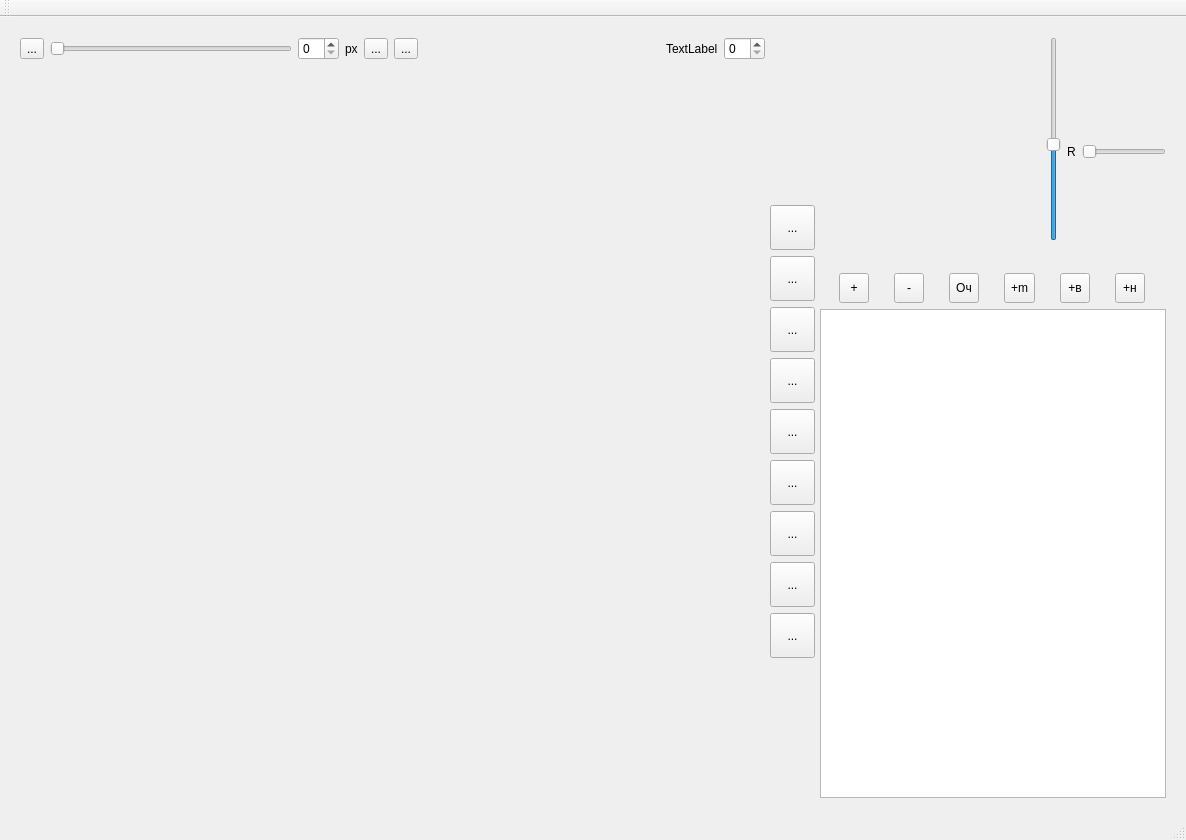
Qt form MegaPainter3000/MegaPainter3000/mainwindow.ui (AlexRevolsdrib/MegaPainter3000) before a commit.
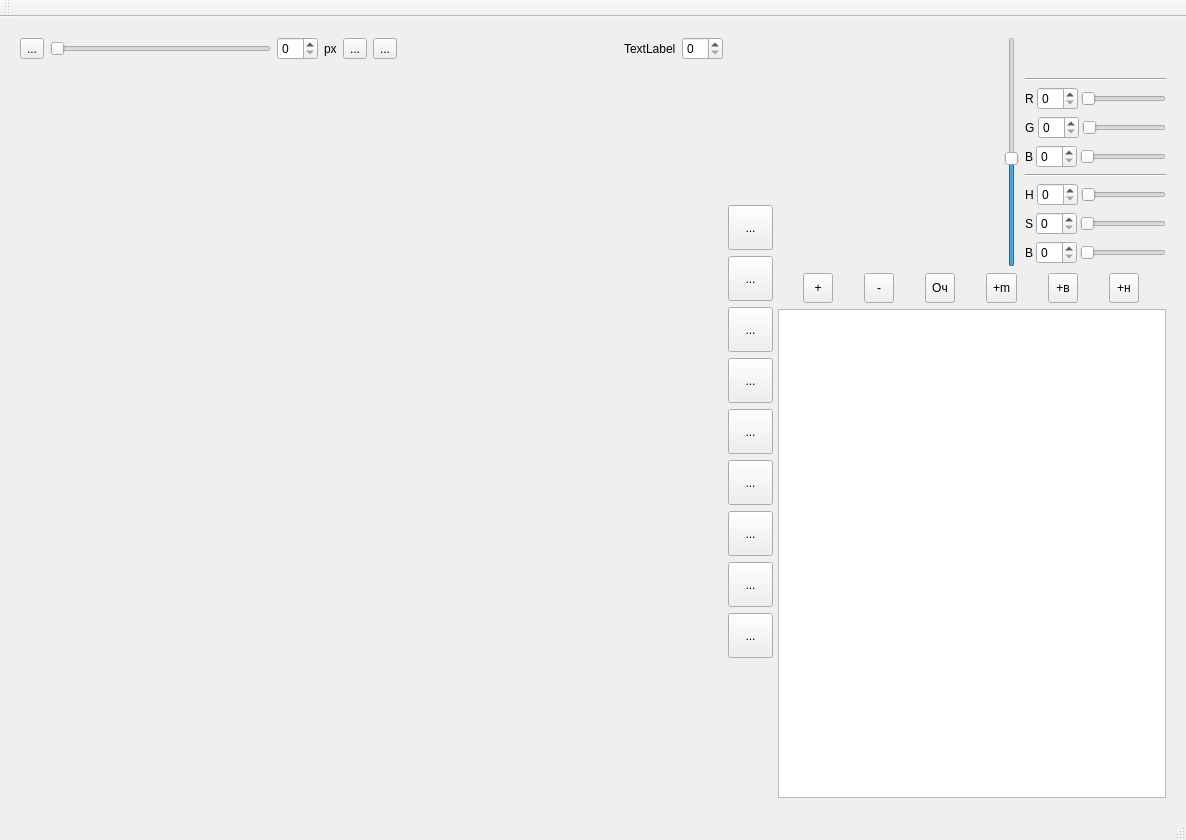
The same form after that commit. Custom widgets are drawn as their Qt base class.

Commit message:
css slider and tollbutton
css slider and tollbutton

The edit to the form file:
```diff
--- a/MegaPainter3000/MegaPainter3000/mainwindow.ui
+++ b/MegaPainter3000/MegaPainter3000/mainwindow.ui
@@ -372,6 +372,10 @@
                 </property>
                </widget>
               </item>
+             </layout>
+            </item>
+            <item>
+             <layout class="QVBoxLayout" name="verticalLayout_10">
               <item>
                <widget class="ColorOne" name="widColor" native="true">
                 <property name="sizePolicy">
@@ -383,24 +387,57 @@
                 <property name="minimumSize">
                  <size>
                   <width>0</width>
-                  <height>20</height>
+                  <height>35</height>
                  </size>
                 </property>
                </widget>
               </item>
-             </layout>
-            </item>
-            <item>
-             <layout class="QVBoxLayout" name="verticalLayout_10">
+              <item>
+               <widget class="Line" name="line_2">
+                <property name="orientation">
+                 <enum>Qt::Horizontal</enum>
+                </property>
+               </widget>
+              </item>
+              <item>
+               <layout class="QHBoxLayout" name="horizontalLayout_3">
+                <property name="spacing">
+                 <number>3</number>
+                </property>
+                <item>
+                 <widget class="QLabel" name="label_5">
+                  <property name="text">
+                   <string>R</string>
+                  </property>
+                 </widget>
+                </item>
+                <item>
+                 <widget class="QSpinBox" name="spinBox_3"/>
+                </item>
+                <item>
+                 <widget class="QSlider" name="horizontalSlider_4">
+                  <property name="orientation">
+                   <enum>Qt::Horizontal</enum>
+                  </property>
+                 </widget>
+                </item>
+               </layout>
+              </item>
               <item>
                <layout class="QHBoxLayout" name="horizontalLayout_9">
+                <property name="spacing">
+                 <number>3</number>
+                </property>
                 <item>
                  <widget class="QLabel" name="label_3">
                   <property name="text">
-                   <string>R</string>
+                   <string>G</string>
                   </property>
                  </widget>
                 </item>
+                <item>
+                 <widget class="QSpinBox" name="spinBox_4"/>
+                </item>
                 <item>
                  <widget class="QSlider" name="horizontalSlider_2">
                   <property name="orientation">
@@ -410,6 +447,109 @@
                 </item>
                </layout>
               </item>
+              <item>
+               <layout class="QHBoxLayout" name="horizontalLayout_2">
+                <property name="spacing">
+                 <number>3</number>
+                </property>
+                <item>
+                 <widget class="QLabel" name="label_4">
+                  <property name="text">
+                   <string>B</string>
+                  </property>
+                 </widget>
+                </item>
+                <item>
+                 <widget class="QSpinBox" name="spinBox_5"/>
+                </item>
+                <item>
+                 <widget class="QSlider" name="horizontalSlider_3">
+                  <property name="orientation">
+                   <enum>Qt::Horizontal</enum>
+                  </property>
+                 </widget>
+                </item>
+               </layout>
+              </item>
+              <item>
+               <widget class="Line" name="line_3">
+                <property name="orientation">
+                 <enum>Qt::Horizontal</enum>
+                </property>
+               </widget>
+              </item>
+              <item>
+               <layout class="QHBoxLayout" name="horizontalLayout_10">
+                <property name="spacing">
+                 <number>3</number>
+                </property>
+                <item>
+                 <widget class="QLabel" name="label_6">
+                  <property name="text">
+                   <string>H</string>
+                  </property>
+                 </widget>
+                </item>
+                <item>
+                 <widget class="QSpinBox" name="spinBox_6"/>
+                </item>
+                <item>
+                 <widget class="QSlider" name="horizontalSlider_5">
+                  <property name="orientation">
+                   <enum>Qt::Horizontal</enum>
+                  </property>
+                 </widget>
+                </item>
+               </layout>
+              </item>
+              <item>
+               <layout class="QHBoxLayout" name="horizontalLayout_6">
+                <property name="spacing">
+                 <number>3</number>
+                </property>
+                <item>
+                 <widget class="QLabel" name="label_7">
+                  <property name="text">
+                   <string>S</string>
+                  </property>
+                 </widget>
+                </item>
+                <item>
+                 <widget class="QSpinBox" name="spinBox_7"/>
+                </item>
+                <item>
+                 <widget class="QSlider" name="horizontalSlider_6">
+                  <property name="orientation">
+                   <enum>Qt::Horizontal</enum>
+                  </property>
+                 </widget>
+                </item>
+               </layout>
+              </item>
+              <item>
+               <layout class="QHBoxLayout" name="horizontalLayout_5">
+                <property name="spacing">
+                 <number>3</number>
+                </property>
+                <item>
+                 <widget class="QLabel" name="label_8">
+                  <property name="text">
+                   <string>B</string>
+                  </property>
+                 </widget>
+                </item>
+                <item>
+                 <widget class="QSpinBox" name="spinBox_8"/>
+                </item>
+                <item>
+                 <widget class="QSlider" name="horizontalSlider_7">
+                  <property name="orientation">
+                   <enum>Qt::Horizontal</enum>
+                  </property>
+                 </widget>
+                </item>
+               </layout>
+              </item>
              </layout>
             </item>
            </layout>
```
Left out of the diff: 154 changed lines with no effect on the pictures. The commit also changes 8 other files.
